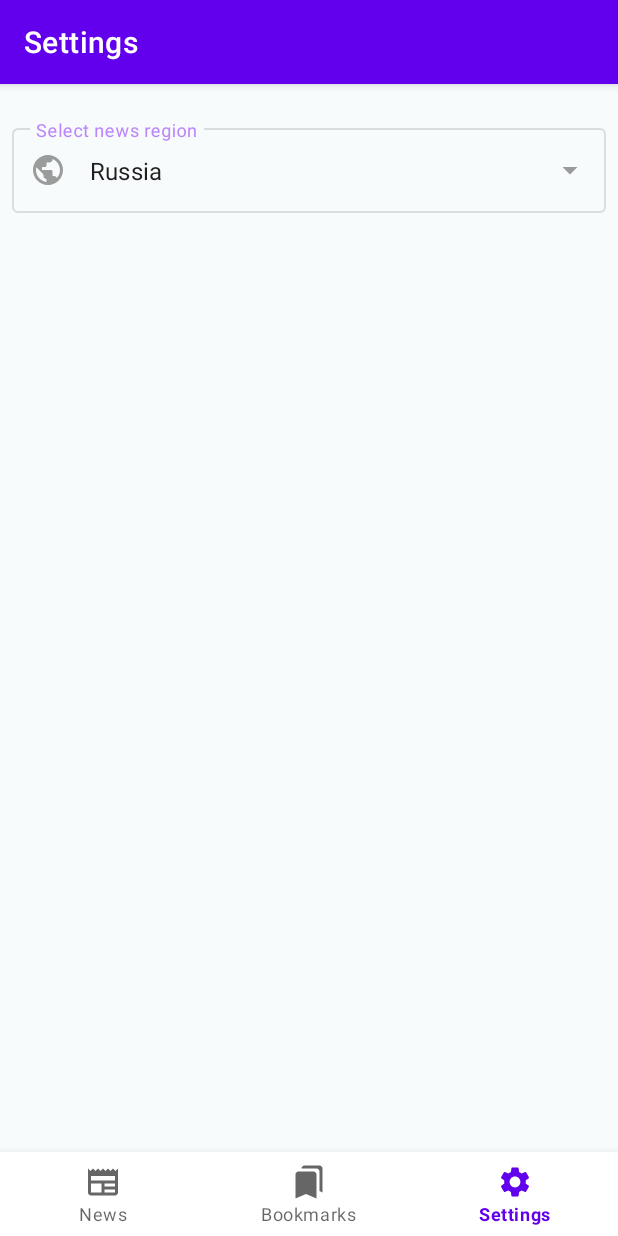
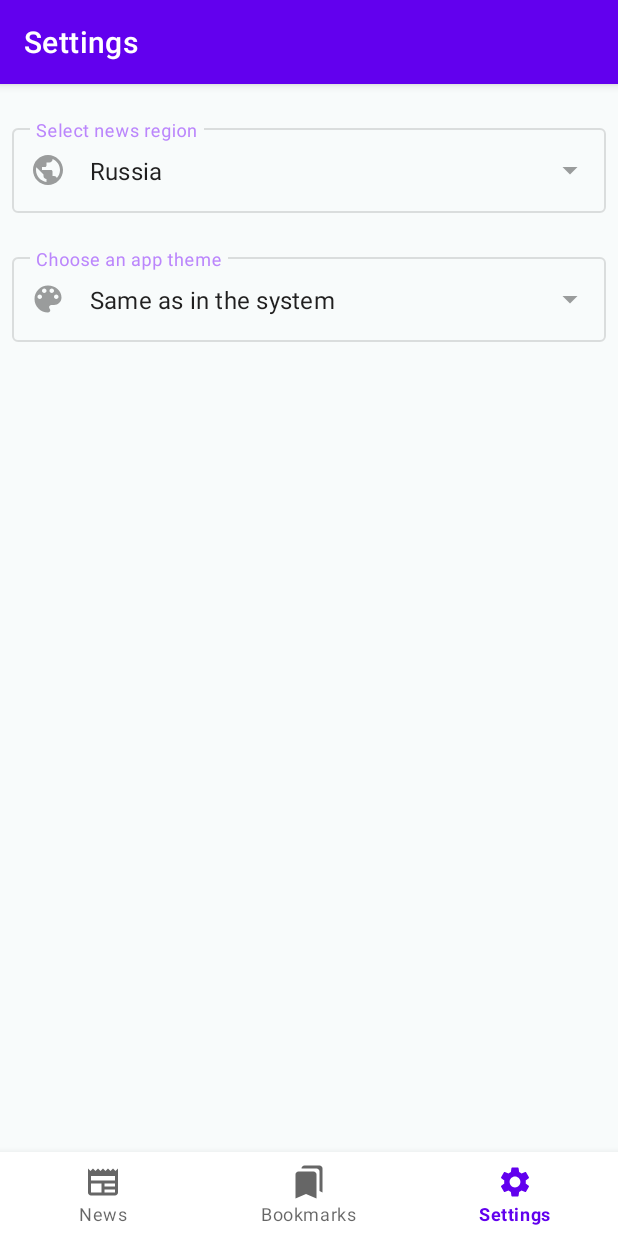
Before and after one commit to gb-android-juniors/NewsHub, an Android app: the screen it shows after launch (MainActivity), item 3 of the bottom bar chosen, on a phone screen of 412 x 824 dp. Run offline under Robolectric (Android 15) with nearby library versions, the phone set to English and light mode, and no system bars; our stand-ins replace Room's generated code; libraries missing offline, so code that uses them is left out: com.jakewharton.retrofit2; pictures from the network do not load; 12 statements that could not run were skipped.

Commit message:
добавлена функция смены темы в приложении. Пока сыро, буду рефакторить.

```diff
--- a/app/src/main/java/com/example/newsgb/App.kt
+++ b/app/src/main/java/com/example/newsgb/App.kt
@@ -6,6 +6,7 @@ import com.example.newsgb.article.di.articleModule
 import com.example.newsgb.bookmarks.di.bookmarkModule
 import com.example.newsgb.main.di.mainModule
 import com.example.newsgb.news.di.newsModule
+import com.example.newsgb.settings.di.settingsModule
 import org.koin.android.ext.koin.androidContext
 import org.koin.android.ext.koin.androidLogger
 import org.koin.core.context.startKoin
@@ -23,7 +24,7 @@ class App : Application() {
         startKoin {
             androidLogger(Level.DEBUG)
             androidContext(this@App)
-            modules(appModule, mainModule, newsModule, articleModule, bookmarkModule)
+            modules(appModule, mainModule, newsModule, articleModule, bookmarkModule, settingsModule)
         }
     }
 
--- a/app/src/main/java/com/example/newsgb/main/ui/MainActivity.kt
+++ b/app/src/main/java/com/example/newsgb/main/ui/MainActivity.kt
@@ -12,6 +12,7 @@ import android.view.ViewTreeObserver
 import android.view.animation.AnticipateInterpolator
 import androidx.annotation.RequiresApi
 import androidx.appcompat.app.AppCompatActivity
+import androidx.appcompat.app.AppCompatDelegate
 import androidx.core.animation.doOnEnd
 import com.example.newsgb.App
 import com.example.newsgb.R
@@ -19,6 +20,7 @@ import com.example.newsgb._core.ui.store.NewsStore
 import com.example.newsgb._core.ui.store.NewsStoreHolder
 import com.example.newsgb.databinding.MainActivityBinding
 import com.example.newsgb.splash.ui.CustomSplashScreenActivity
+import com.example.newsgb.utils.Constants
 import com.example.newsgb.utils.PrivateSharedPreferences
 import com.example.newsgb.utils.network.OnlineLiveData
 import com.example.newsgb.utils.ui.AlertDialogFragment
@@ -30,12 +32,13 @@ import org.koin.core.parameter.parametersOf
 class MainActivity : AppCompatActivity(), NewsStoreHolder {
 
     override val newsStore: NewsStore by inject()
-    private val viewModel: MainViewModel by viewModel() { parametersOf(newsStore) }
+    private val viewModel: MainViewModel by viewModel { parametersOf(newsStore) }
 
     private lateinit var binding: MainActivityBinding
     private var isNetworkAvailable: Boolean = true
 
     override fun onCreate(savedInstanceState: Bundle?) {
+        setApplicationTheme()
         super.onCreate(savedInstanceState)
         setSplashScreen()
         binding = MainActivityBinding.inflate(layoutInflater)
@@ -51,11 +54,21 @@ class MainActivity : AppCompatActivity(), NewsStoreHolder {
         subscribeToNetworkChange(savedInstanceState)
     }
 
+    private fun setApplicationTheme() {
+        PrivateSharedPreferences(context = this, prefName = Constants.APP_PREFERENCES_THEME_MODE).read().let { index ->
+            when(index) {
+                1 -> AppCompatDelegate.setDefaultNightMode(AppCompatDelegate.MODE_NIGHT_NO)
+                2 -> AppCompatDelegate.setDefaultNightMode(AppCompatDelegate.MODE_NIGHT_YES)
+                else -> AppCompatDelegate.setDefaultNightMode(AppCompatDelegate.MODE_NIGHT_FOLLOW_SYSTEM)
+            }
+        }
+    }
+
     /**
      * метод который устанавливает код страны для запроса, сохраненный в SharedPreferences или по умолчанию
      */
     private fun getCountryCodeFromPreferences() {
-        val position = PrivateSharedPreferences(this).read()
+        val position = PrivateSharedPreferences(context = this, prefName = Constants.APP_PREFERENCES_COUNTRY_CODE).read()
         App.countryCode = Countries.values()[position].countryCode
     }
 
--- /dev/null
+++ b/app/src/main/java/com/example/newsgb/settings/di/SettingsModule.kt
@@ -0,0 +1,10 @@
+package com.example.newsgb.settings.di
+
+import com.example.newsgb._core.ui.store.NewsStore
+import com.example.newsgb.settings.ui.SettingsViewModel
+import org.koin.androidx.viewmodel.dsl.viewModel
+import org.koin.dsl.module
+
+val settingsModule = module {
+    viewModel { (store: NewsStore) -> SettingsViewModel(store = store) }
+}
--- a/app/src/main/java/com/example/newsgb/settings/ui/SettingsFragment.kt
+++ b/app/src/main/java/com/example/newsgb/settings/ui/SettingsFragment.kt
@@ -1,5 +1,6 @@
 package com.example.newsgb.settings.ui
 
+import android.content.Context
 import android.os.Bundle
 import android.view.View
 import android.widget.AdapterView
@@ -7,11 +8,38 @@ import android.widget.ArrayAdapter
 import com.example.newsgb.App
 import com.example.newsgb.R
 import com.example.newsgb._core.ui.BaseFragment
+import com.example.newsgb._core.ui.store.NewsStore
+import com.example.newsgb._core.ui.store.NewsStoreHolder
 import com.example.newsgb.databinding.SettingsFragmentBinding
+import com.example.newsgb.utils.Constants
 import com.example.newsgb.utils.PrivateSharedPreferences
 import com.example.newsgb.utils.ui.Countries
+import com.example.newsgb.utils.ui.ThemeModes
+import org.koin.androidx.viewmodel.ext.android.viewModel
+import org.koin.core.parameter.parametersOf
 
 class SettingsFragment : BaseFragment<SettingsFragmentBinding>() {
+
+    /** переменная хранителя экземпляра NewsStore */
+    private var storeHolder: NewsStoreHolder? = null
+
+    /** экземпляр NewsStore, который получаем из MainActivity как хранителя этого экземпляра */
+    private val newsStore: NewsStore by lazy {
+        storeHolder?.newsStore ?: throw IllegalArgumentException()
+    }
+
+    private val viewModel by viewModel<SettingsViewModel> { parametersOf(newsStore) }
+
+    override fun onAttach(context: Context) {
+        super.onAttach(context)
+        /** инициализируем переменную хранителя экземпляра NewsStore */
+        storeHolder = context as NewsStoreHolder
+    }
+
+    override fun onDetach() {
+        super.onDetach()
+        storeHolder = null
+    }
 
     override fun onViewCreated(view: View, savedInstanceState: Bundle?) {
         super.onViewCreated(view, savedInstanceState)
@@ -20,35 +48,73 @@ class SettingsFragment : BaseFragment<SettingsFragmentBinding>() {
 
     private fun initView() = with(binding) {
         selectCountryText.setText(getSelectedCountryNameFromPreferences())
+        selectAppThemeText.setText(getSelectedAppThemeName())
         setCountryListListener()
+        setThemeListListener()
     }
 
     private fun setCountryListListener() = with(binding) {
         val adapter =
-            ArrayAdapter(requireContext(), R.layout.country_list_item, getMapOfCountryNamesWithIndexes().keys.toTypedArray().sorted())
+            ArrayAdapter(
+                requireContext(),
+                R.layout.settings_options_list_item,
+                getMapOfCountryNamesWithIndexes().keys.toTypedArray().sorted()
+            )
         selectCountryText.setAdapter(adapter)
         selectCountryText.onItemClickListener =
-            AdapterView.OnItemClickListener { parent, _, position, _ ->
-                val selectedCountryName = parent.getItemAtPosition(position).toString()
-                getMapOfCountryNamesWithIndexes()[selectedCountryName]?.let { index ->
-                    saveSelectedRegionToPreferences(index)
-                }
+            AdapterView.OnItemClickListener { adapterView, _, position, _ ->
+                saveSelectedCountry(adapterView, position)
+                viewModel.refreshData()
             }
     }
 
-    private fun saveSelectedRegionToPreferences(index: Int) {
-        PrivateSharedPreferences(requireContext()).save(index)
-        App.countryCode = Countries.values()[index].countryCode
+    private fun setThemeListListener() = with(binding) {
+        val adapter = ArrayAdapter(
+            requireContext(),
+            R.layout.settings_options_list_item,
+            ThemeModes.values().map { getString(it.resIdName) }.toList()
+        )
+        selectAppThemeText.setAdapter(adapter)
+        selectAppThemeText.onItemClickListener =
+            AdapterView.OnItemClickListener { _, _, position, _ ->
+                PrivateSharedPreferences(
+                    context = requireContext(),
+                    prefName = Constants.APP_PREFERENCES_THEME_MODE
+                ).save(index = position)
+                selectAppThemeLayout.helperText = getString(R.string.settings_theme_helper_text)
+//                requireActivity().recreate() //TODO придумать другое решение
+            }
     }
 
-    private fun getSelectedCountryNameFromPreferences(): String {
-        val index = PrivateSharedPreferences(requireContext()).read()
-        return getString(Countries.values()[index].nameResId)
+    private fun saveSelectedCountry(adapterView: AdapterView<*>, position: Int) {
+        val selectedCountryName = adapterView.getItemAtPosition(position).toString()
+        getMapOfCountryNamesWithIndexes()[selectedCountryName]?.let { index ->
+            PrivateSharedPreferences(
+                context = requireContext(),
+                prefName = Constants.APP_PREFERENCES_COUNTRY_CODE
+            ).save(index = index)
+            App.countryCode = Countries.values()[index].countryCode
+        }
     }
 
-    private fun getMapOfCountryNamesWithIndexes(): Map<String, Int> = mapOf< String, Int>().plus(Countries.values().map { country ->
-        getString(country.nameResId) to country.ordinal
-    })
+    private fun getSelectedAppThemeName(): String = PrivateSharedPreferences(
+        context = requireContext(),
+        prefName = Constants.APP_PREFERENCES_THEME_MODE
+    ).read().let { index ->
+        getString(ThemeModes.values()[index].resIdName)
+    }
+
+    private fun getSelectedCountryNameFromPreferences(): String = PrivateSharedPreferences(
+        context = requireContext(),
+        prefName = Constants.APP_PREFERENCES_COUNTRY_CODE
+    ).read().let { index ->
+        getString(Countries.values()[index].nameResId)
+    }
+
+    private fun getMapOfCountryNamesWithIndexes(): Map<String, Int> =
+        mapOf<String, Int>().plus(Countries.values().map { country ->
+            getString(country.nameResId) to country.ordinal
+        })
 
     companion object {
         @JvmStatic
--- a/app/src/main/java/com/example/newsgb/utils/Constants.kt
+++ b/app/src/main/java/com/example/newsgb/utils/Constants.kt
@@ -7,5 +7,6 @@ class Constants {
         const val TOP_HEADLINES_ENDPOINT = "top-headlines"
         const val URL = "URL"
         const val APP_PREFERENCES_COUNTRY_CODE = "APP_PREFERENCES_COUNTRY_CODE"
+        const val APP_PREFERENCES_THEME_MODE = "APP_PREFERENCES_THEME_MODE"
     }
 }
--- a/app/src/main/java/com/example/newsgb/utils/PrivateSharedPreferences.kt
+++ b/app/src/main/java/com/example/newsgb/utils/PrivateSharedPreferences.kt
@@ -2,13 +2,12 @@ package com.example.newsgb.utils
 
 import android.content.Context
 
-class PrivateSharedPreferences(context: Context) {
+class PrivateSharedPreferences(context: Context, private val prefName: String) {
 
-    private val prefName = Constants.APP_PREFERENCES_COUNTRY_CODE
     private var sharedPreferences = context.getSharedPreferences(prefName, Context.MODE_PRIVATE)
 
-    fun save(countryPosition: Int) {
-        sharedPreferences.edit().putInt(prefName, countryPosition).apply()
+    fun save(index: Int) {
+        sharedPreferences.edit().putInt(prefName, index).apply()
     }
 
     fun read(): Int  = sharedPreferences.getInt(prefName, 0)
--- /dev/null
+++ b/app/src/main/java/com/example/newsgb/utils/ui/ThemeModes.kt
@@ -0,0 +1,9 @@
+package com.example.newsgb.utils.ui
+
+import com.example.newsgb.R
+
+enum class ThemeModes(val resIdName: Int) {
+    SYSTEM_MODE(R.string.settings_system_theme_name),
+    LIGHT_MODE(R.string.settings_light_theme_name),
+    DARK_MODE(R.string.settings_dark_theme_name)
+}
--- /dev/null
+++ b/app/src/main/res/drawable/ic_theme.xml
@@ -0,0 +1,5 @@
+<vector android:height="24dp" android:tint="#FFFFFF"
+    android:viewportHeight="24" android:viewportWidth="24"
+    android:width="24dp" xmlns:android="http://schemas.android.com/apk/res/android">
+    <path android:fillColor="@android:color/white" android:pathData="M12,3c-4.97,0 -9,4.03 -9,9s4.03,9 9,9c0.83,0 1.5,-0.67 1.5,-1.5 0,-0.39 -0.15,-0.74 -0.39,-1.01 -0.23,-0.26 -0.38,-0.61 -0.38,-0.99 0,-0.83 0.67,-1.5 1.5,-1.5L16,16c2.76,0 5,-2.24 5,-5 0,-4.42 -4.03,-8 -9,-8zM6.5,12c-0.83,0 -1.5,-0.67 -1.5,-1.5S5.67,9 6.5,9 8,9.67 8,10.5 7.33,12 6.5,12zM9.5,8C8.67,8 8,7.33 8,6.5S8.67,5 9.5,5s1.5,0.67 1.5,1.5S10.33,8 9.5,8zM14.5,8c-0.83,0 -1.5,-0.67 -1.5,-1.5S13.67,5 14.5,5s1.5,0.67 1.5,1.5S15.33,8 14.5,8zM17.5,12c-0.83,0 -1.5,-0.67 -1.5,-1.5S16.67,9 17.5,9s1.5,0.67 1.5,1.5 -0.67,1.5 -1.5,1.5z"/>
+</vector>
--- a/app/src/main/res/layout/settings_fragment.xml
+++ b/app/src/main/res/layout/settings_fragment.xml
@@ -32,7 +32,7 @@
         android:layout_marginHorizontal="@dimen/margin_8"
         android:layout_marginTop="@dimen/margin_24"
         android:enabled="false"
-        android:hint="@string/select_news_region"
+        android:hint="@string/settings_region_selection_hint_text"
         android:inputType="text"
         android:textColorHint="@color/purple_200"
         app:layout_constraintEnd_toEndOf="parent"
@@ -52,4 +52,33 @@
 
     </com.google.android.material.textfield.TextInputLayout>
 
+    <com.google.android.material.textfield.TextInputLayout
+        android:id="@+id/select_app_theme_layout"
+        style="@style/Widget.MaterialComponents.TextInputLayout.OutlinedBox.ExposedDropdownMenu"
+        android:layout_width="0dp"
+        android:layout_height="wrap_content"
+        android:layout_marginHorizontal="@dimen/margin_8"
+        android:layout_marginTop="@dimen/margin_24"
+        android:enabled="false"
+        android:hint="@string/settings_theme_hint_text"
+        app:helperTextTextColor="@color/settings_warning_helper_text"
+        android:inputType="text"
+        android:textColorHint="@color/purple_200"
+        app:layout_constraintEnd_toEndOf="parent"
+        app:layout_constraintStart_toStartOf="parent"
+        app:layout_constraintTop_toBottomOf="@+id/select_country_layout"
+        app:startIconDrawable="@drawable/ic_theme">
+
+        <androidx.appcompat.widget.AppCompatAutoCompleteTextView
+            android:id="@+id/select_app_theme_text"
+            android:layout_width="match_parent"
+            android:layout_height="match_parent"
+            android:layout_weight="1"
+            android:inputType="none"
+            android:textColor="@color/category_button_text_color"
+            tools:ignore="LabelFor"
+            tools:text="@string/country_argentina" />
+
+    </com.google.android.material.textfield.TextInputLayout>
+
 </androidx.constraintlayout.widget.ConstraintLayout>
--- a/app/src/main/res/values/colors.xml
+++ b/app/src/main/res/values/colors.xml
@@ -16,5 +16,6 @@
     <color name="bookmark_unselected_color">#7E7E80</color>
     <color name="bookmark_selected_color">#FF9800</color>
     <color name="splash_background">#FFFFFFFF</color>
+    <color name="settings_warning_helper_text">#F44336</color>
 
 </resources>
--- a/app/src/main/res/values/strings.xml
+++ b/app/src/main/res/values/strings.xml
@@ -42,8 +42,8 @@
     <string name="no">No</string>
 
     <!--    Settings Fragment-->
-    <string name="select_news_region">Select news region</string>
-    <string name="selected_news_region">Current region:</string>
+    <string name="settings_region_selection_hint_text">Select news region</string>
+    <string name="settings_theme_hint_text">Choose an app theme</string>
 
     <!--    Country names-->
     <string name="country_russia">Russia</string>
@@ -101,5 +101,9 @@
     <string name="country_usa">USA</string>
     <string name="country_venezuela">Venezuela</string>
     <string name="country_south_africa">South Africa</string>
+    <string name="settings_light_theme_name">Light mode</string>
+    <string name="settings_dark_theme_name">Dark mode</string>
+    <string name="settings_system_theme_name">Same as in the system</string>
+    <string name="settings_theme_helper_text">* Restart the app for the setting to take effect</string>
 
 </resources>
```
Also changed, not shown: app/src/main/java/com/example/newsgb/settings/ui/SettingsViewModel.kt (added, +37 -0 lines), app/src/main/res/layout/settings_options_list_item.xml (renamed from app/src/main/res/layout/country_list_item.xml), 2 other files.
